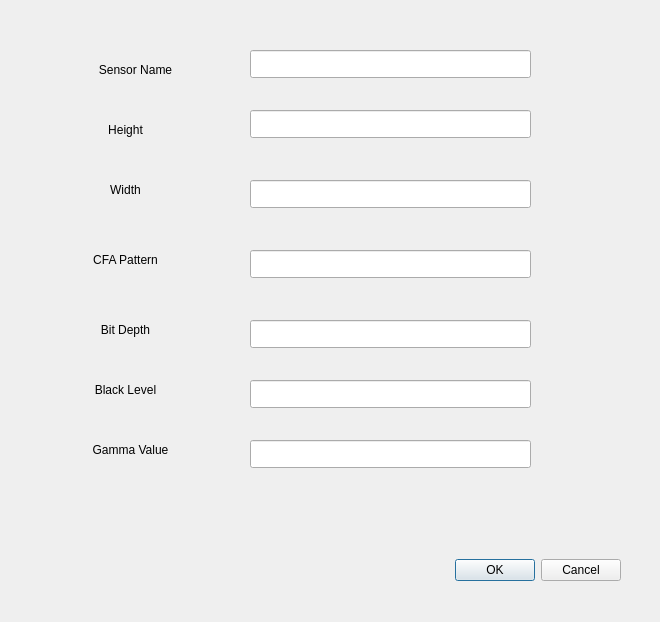
Above: inputdialog.ui from Murari007/Nv-SpyderAutoWhiteBalance-tool before the change. Below: the same form after it.
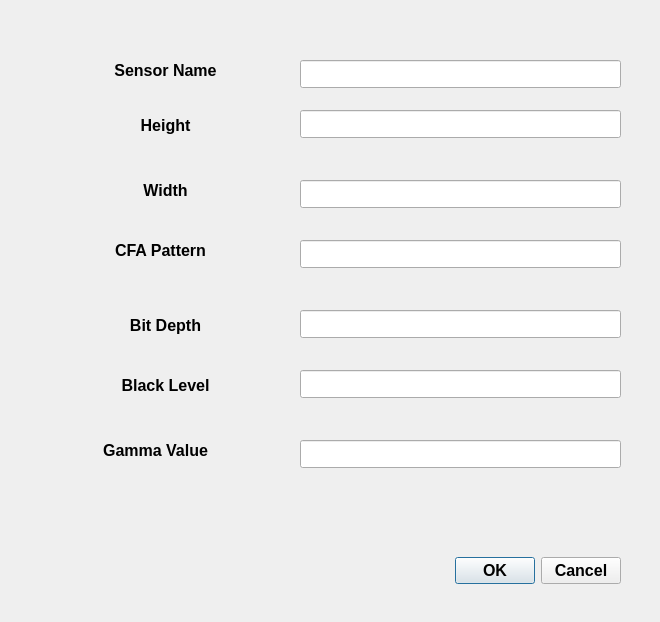
That is the form after the change.

What changed in the file:
```diff
--- a/inputdialog.ui
+++ b/inputdialog.ui
@@ -22,6 +22,12 @@
      <height>41</height>
     </rect>
    </property>
+   <property name="font">
+    <font>
+     <pointsize>12</pointsize>
+     <bold>true</bold>
+    </font>
+   </property>
    <property name="orientation">
     <enum>Qt::Horizontal</enum>
    </property>
@@ -32,12 +38,18 @@
   <widget class="QLabel" name="label">
    <property name="geometry">
     <rect>
-     <x>80</x>
-     <y>120</y>
+     <x>120</x>
+     <y>110</y>
      <width>91</width>
-     <height>20</height>
+     <height>31</height>
     </rect>
    </property>
+   <property name="font">
+    <font>
+     <pointsize>12</pointsize>
+     <bold>true</bold>
+    </font>
+   </property>
    <property name="text">
     <string>Height</string>
    </property>
@@ -48,12 +60,18 @@
   <widget class="QLabel" name="label_2">
    <property name="geometry">
     <rect>
-     <x>80</x>
+     <x>120</x>
      <y>180</y>
      <width>91</width>
      <height>20</height>
     </rect>
    </property>
+   <property name="font">
+    <font>
+     <pointsize>12</pointsize>
+     <bold>true</bold>
+    </font>
+   </property>
    <property name="text">
     <string>Width</string>
    </property>
@@ -66,10 +84,16 @@
     <rect>
      <x>90</x>
      <y>60</y>
-     <width>91</width>
+     <width>151</width>
      <height>20</height>
     </rect>
    </property>
+   <property name="font">
+    <font>
+     <pointsize>12</pointsize>
+     <bold>true</bold>
+    </font>
+   </property>
    <property name="text">
     <string>Sensor Name</string>
    </property>
@@ -80,12 +104,18 @@
   <widget class="QLabel" name="label_4">
    <property name="geometry">
     <rect>
-     <x>80</x>
-     <y>380</y>
-     <width>91</width>
-     <height>20</height>
+     <x>100</x>
+     <y>370</y>
+     <width>131</width>
+     <height>31</height>
     </rect>
    </property>
+   <property name="font">
+    <font>
+     <pointsize>12</pointsize>
+     <bold>true</bold>
+    </font>
+   </property>
    <property name="text">
     <string>Black Level</string>
    </property>
@@ -98,10 +128,16 @@
     <rect>
      <x>80</x>
      <y>440</y>
-     <width>101</width>
-     <height>20</height>
+     <width>151</width>
+     <height>21</height>
     </rect>
    </property>
+   <property name="font">
+    <font>
+     <pointsize>12</pointsize>
+     <bold>true</bold>
+    </font>
+   </property>
    <property name="text">
     <string>Gamma Value</string>
    </property>
@@ -112,12 +148,18 @@
   <widget class="QLineEdit" name="HeightLineEdit">
    <property name="geometry">
     <rect>
-     <x>250</x>
+     <x>300</x>
      <y>110</y>
-     <width>281</width>
+     <width>321</width>
      <height>28</height>
     </rect>
    </property>
+   <property name="font">
+    <font>
+     <pointsize>12</pointsize>
+     <bold>true</bold>
+    </font>
+   </property>
    <property name="toolTip">
     <string/>
    </property>
@@ -131,52 +173,82 @@
   <widget class="QLineEdit" name="WidthLineEdit">
    <property name="geometry">
     <rect>
-     <x>250</x>
+     <x>300</x>
      <y>180</y>
-     <width>281</width>
+     <width>321</width>
      <height>28</height>
     </rect>
    </property>
+   <property name="font">
+    <font>
+     <pointsize>12</pointsize>
+     <bold>true</bold>
+    </font>
+   </property>
   </widget>
   <widget class="QLineEdit" name="SensorLineEdit">
    <property name="geometry">
     <rect>
-     <x>250</x>
-     <y>50</y>
-     <width>281</width>
+     <x>300</x>
+     <y>60</y>
+     <width>321</width>
      <height>28</height>
     </rect>
    </property>
+   <property name="font">
+    <font>
+     <pointsize>12</pointsize>
+     <bold>true</bold>
+    </font>
+   </property>
   </widget>
   <widget class="QLineEdit" name="BlackLevelLineEdit">
    <property name="geometry">
     <rect>
-     <x>250</x>
-     <y>380</y>
-     <width>281</width>
+     <x>300</x>
+     <y>370</y>
+     <width>321</width>
      <height>28</height>
     </rect>
    </property>
+   <property name="font">
+    <font>
+     <pointsize>12</pointsize>
+     <bold>true</bold>
+    </font>
+   </property>
   </widget>
   <widget class="QLineEdit" name="GammaLineEdit">
    <property name="geometry">
     <rect>
-     <x>250</x>
+     <x>300</x>
      <y>440</y>
-     <width>281</width>
+     <width>321</width>
      <height>28</height>
     </rect>
    </property>
+   <property name="font">
+    <font>
+     <pointsize>12</pointsize>
+     <bold>true</bold>
+    </font>
+   </property>
   </widget>
   <widget class="QLabel" name="label_6">
    <property name="geometry">
     <rect>
-     <x>80</x>
-     <y>250</y>
-     <width>91</width>
+     <x>90</x>
+     <y>240</y>
+     <width>141</width>
      <height>20</height>
     </rect>
    </property>
+   <property name="font">
+    <font>
+     <pointsize>12</pointsize>
+     <bold>true</bold>
+    </font>
+   </property>
    <property name="text">
     <string>CFA Pattern</string>
    </property>
@@ -187,22 +259,34 @@
   <widget class="QLineEdit" name="CFALineEdit">
    <property name="geometry">
     <rect>
-     <x>250</x>
-     <y>250</y>
-     <width>281</width>
+     <x>300</x>
+     <y>240</y>
+     <width>321</width>
      <height>28</height>
     </rect>
    </property>
+   <property name="font">
+    <font>
+     <pointsize>12</pointsize>
+     <bold>true</bold>
+    </font>
+   </property>
   </widget>
   <widget class="QLabel" name="label_7">
    <property name="geometry">
     <rect>
-     <x>80</x>
-     <y>320</y>
+     <x>120</x>
+     <y>310</y>
      <width>91</width>
-     <height>20</height>
+     <height>31</height>
     </rect>
    </property>
+   <property name="font">
+    <font>
+     <pointsize>12</pointsize>
+     <bold>true</bold>
+    </font>
+   </property>
    <property name="text">
     <string>Bit Depth</string>
    </property>
@@ -213,12 +297,18 @@
   <widget class="QLineEdit" name="BitDepthLineEdit">
    <property name="geometry">
     <rect>
-     <x>250</x>
-     <y>320</y>
-     <width>281</width>
+     <x>300</x>
+     <y>310</y>
+     <width>321</width>
      <height>28</height>
     </rect>
    </property>
+   <property name="font">
+    <font>
+     <pointsize>12</pointsize>
+     <bold>true</bold>
+    </font>
+   </property>
   </widget>
  </widget>
  <resources/>
```
